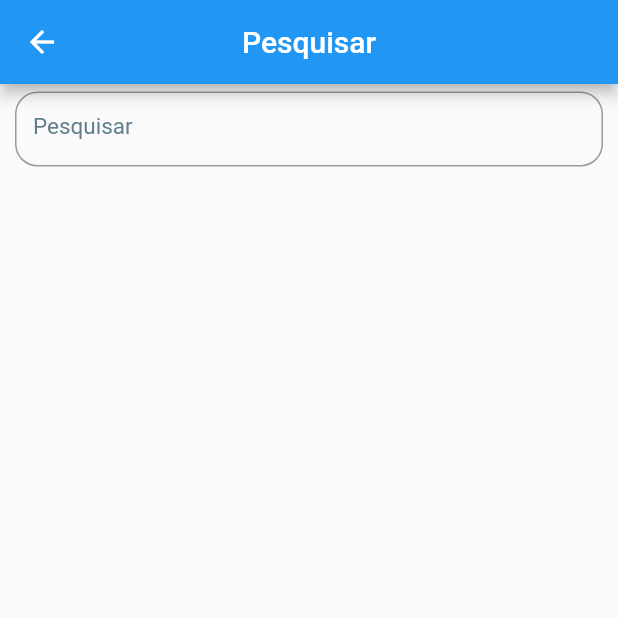
After one commit to Beloin/serview, a Flutter app: the SearchPage screen opened directly, on a phone screen of 412 x 824 dp, the top half of it. The commit adds this screen. Run offline on Flutter 3.47's test engine with Material 2 defaults, Android fonts, the phone set to English and light mode, and no system bars; our stand-ins replace cloud_firestore, firebase_auth; accounts and stored records are empty.

Commit message:
Search Page

```diff
--- a/lib/main.dart
+++ b/lib/main.dart
@@ -2,6 +2,7 @@ import 'package:flutter/material.dart';
 import 'package:scoped_model/scoped_model.dart';
 import 'package:serview/models/user_model.dart';
 import 'package:serview/ui/homePage/home_page.dart';
+import 'package:serview/ui/search_page/search_page.dart';
 import 'package:serview/ui/signPage/sign_page.dart';
 import 'package:serview/ui/curriculum/curriculum_page.dart';
 
--- a/lib/ui/categoriespage/categories_page.dart
+++ b/lib/ui/categoriespage/categories_page.dart
@@ -3,6 +3,7 @@ import 'package:scoped_model/scoped_model.dart';
 import 'package:serview/models/professions.dart';
 import 'package:serview/models/user_model.dart';
 import 'package:serview/ui/homePage/home_page.dart';
+import 'package:serview/ui/search_page/search_page.dart';
 
 class CategoriesPage extends StatefulWidget {
   @override
@@ -38,7 +39,10 @@ class _CategoriesPageState extends State<CategoriesPage> {
                   ),
                   IconButton(
                     icon: Icon(Icons.search),
-                    onPressed: () {},
+                    onPressed: () {
+                      Navigator.push(context,
+                          MaterialPageRoute(builder: (context) => SearchPage()));
+                    },
                   ),
                   IconButton(
                     icon: Icon(Icons.person),
@@ -57,6 +61,8 @@ class _CategoriesPageState extends State<CategoriesPage> {
                     trailing: Icon(Icons.keyboard_arrow_right),
                     onTap: (){
                       //Incluir aqui a ida para a pagina pesquisa
+                      Navigator.push(context,
+                          MaterialPageRoute(builder: (context) => SearchPage()));
                     },
                       title: Text(
                     model.userProf.professions['professions'][index],
--- /dev/null
+++ b/lib/ui/search_page/search_page.dart
@@ -0,0 +1,30 @@
+import 'package:flutter/material.dart';
+import 'package:serview/ui/homePage/home_page.dart';
+import 'package:serview/ui/constructors/builders.dart';
+
+class SearchPage extends StatefulWidget {
+  @override
+  _SearchPageState createState() => _SearchPageState();
+}
+
+class _SearchPageState extends State<SearchPage> {
+  @override
+  Widget build(BuildContext context) {
+    return Scaffold(
+        appBar: AppBar(
+          title: Text("Pesquisar"),
+          centerTitle: true,
+        ),
+        body: Container(
+          padding: EdgeInsets.fromLTRB(10.0, 5.0, 10.0, 5.0),
+          child: Column(
+            children: <Widget>[
+              Builders.buildFieldText(
+                label: "Pesquisar",
+                colorText: Colors.black,
+              )
+            ],
+          ),
+        ));
+  }
+}
--- a/lib/ui/signPage/signUp.dart
+++ b/lib/ui/signPage/signUp.dart
@@ -165,7 +165,7 @@ class _SignUpTabState extends State<SignUpTab> {
                             "fornecedor": false,
                           };
                           Map<String, dynamic> userCurriculum = {
-                            //"name": _nameController,
+                            "name": _nameController,
                             "profession": null,
                             "description": null,
                             "rate": null
```
Also changed, not shown: lib/models/professions.dart (line endings or trailing spaces).
